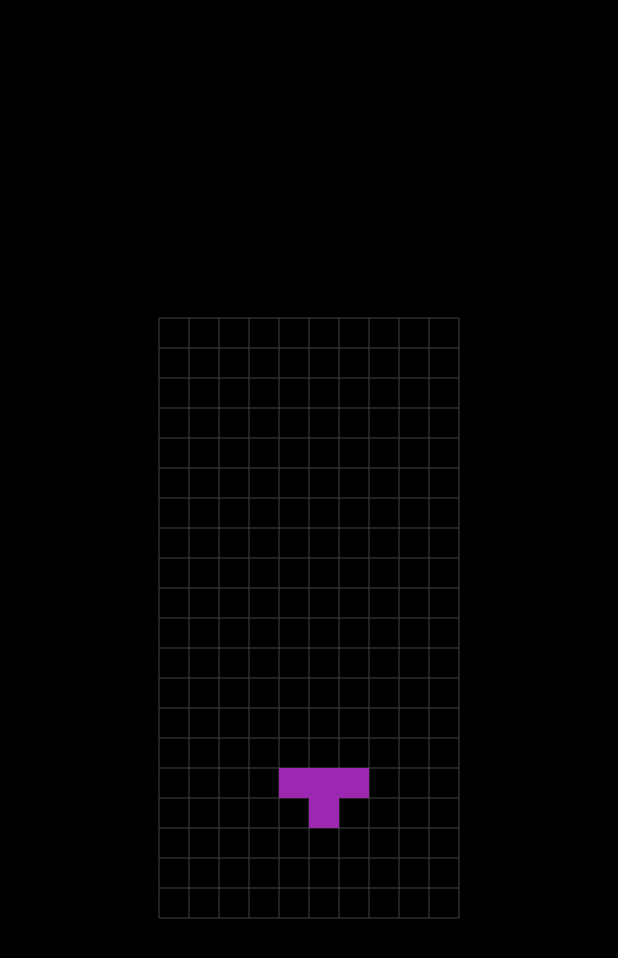
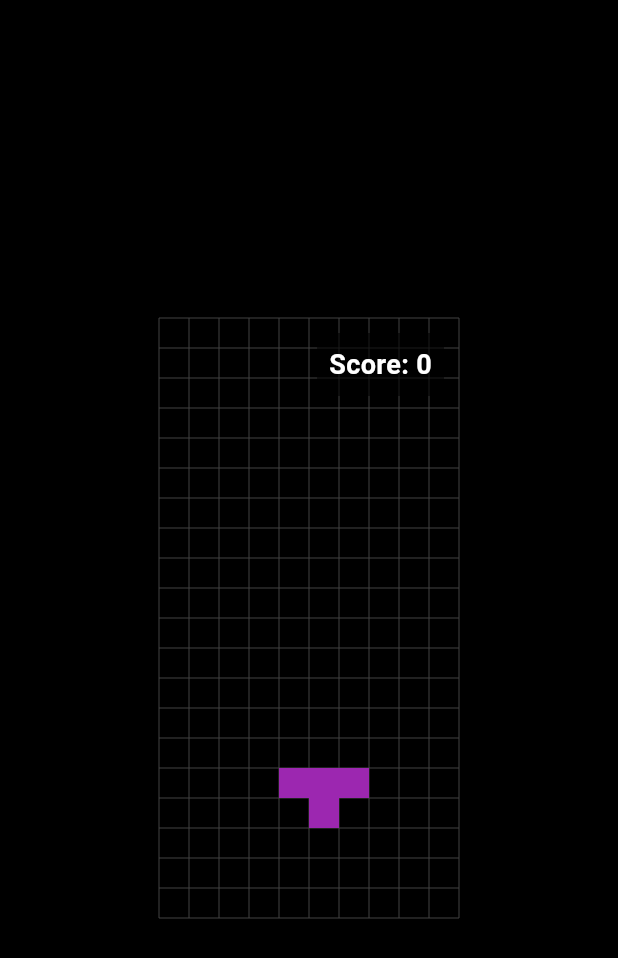
Before and after one commit to CCY0821/flutter_tetris_game, a Flutter app: the screen it shows after launch, on a phone screen of 412 x 824 dp. Shown: the top 958 px of the screen. Run offline on Flutter 3.47's test engine with Material 3 defaults, Android fonts, the phone set to English and light mode, and no system bars.

Commit message:
分數計算 + Combo 邏輯

```diff
--- a/lib/game/game_board.dart
+++ b/lib/game/game_board.dart
@@ -19,6 +19,7 @@ class _GameBoardState extends State<GameBoard> {
   late List<List<Color?>> board;
   Tetromino? currentTetromino;
   Timer? gameTimer;
+  int score = 0;
 
   @override
   void initState() {
@@ -98,14 +99,33 @@ class _GameBoardState extends State<GameBoard> {
     _clearFullRows();
   }
 
-  /// 清除所有填滿的行，並將上方下移
+  /// 消除滿行並加分
   void _clearFullRows() {
+    List<List<Color?>> newBoard = [];
+    int clearedRows = 0;
+
+    for (int y = 0; y < board.length; y++) {
+      if (board[y].every((cell) => cell != null)) {
+        clearedRows++;
+      } else {
+        newBoard.add(board[y]);
+      }
+    }
+
+    // 加分邏輯：每行100 + Combo加成（每多一行多加50）
+    if (clearedRows > 0) {
+      int base = 100;
+      int bonus = clearedRows > 1 ? (clearedRows - 1) * 50 : 0;
+      score += clearedRows * base + bonus;
+    }
+
+    // 補回上方空白列
+    for (int i = 0; i < clearedRows; i++) {
+      newBoard.insert(0, List.generate(colCount, (_) => null));
+    }
+
     setState(() {
-      board.removeWhere((row) => row.every((cell) => cell != null));
-      int removed = rowCount - board.length;
-      for (int i = 0; i < removed; i++) {
-        board.insert(0, List.generate(colCount, (_) => null));
-      }
+      board = newBoard;
     });
   }
 
@@ -151,12 +171,35 @@ class _GameBoardState extends State<GameBoard> {
 
   @override
   Widget build(BuildContext context) {
-    return SizedBox(
-      width: colCount * cellSize,
-      height: rowCount * cellSize,
-      child: CustomPaint(
-        painter: _BoardPainter(board, currentTetromino),
-      ),
+    return Stack(
+      children: [
+        SizedBox(
+          width: colCount * cellSize,
+          height: rowCount * cellSize,
+          child: CustomPaint(
+            painter: _BoardPainter(board, currentTetromino),
+          ),
+        ),
+        Positioned(
+          right: 10,
+          top: 10,
+          child: Container(
+            padding: const EdgeInsets.all(8),
+            decoration: BoxDecoration(
+              color: Colors.black.withOpacity(0.6),
+              borderRadius: BorderRadius.circular(8),
+            ),
+            child: Text(
+              'Score: $score',
+              style: const TextStyle(
+                fontSize: 18,
+                color: Colors.white,
+                fontWeight: FontWeight.bold,
+              ),
+            ),
+          ),
+        ),
+      ],
     );
   }
 }
```
